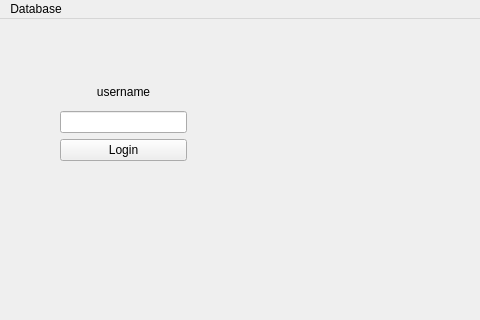
Qt form mainwindow.ui (xBlixon/Bank) before a commit; both pictures show x 0 to 480 and y 0 to 320 of the 800 by 600 pixel window.
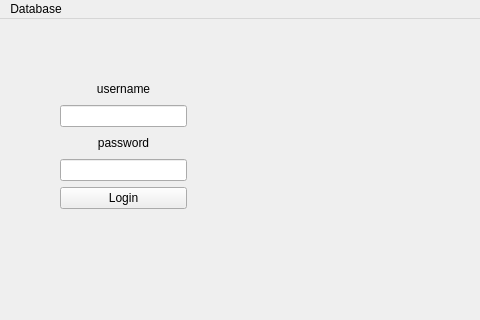
The same form after that commit.

The edit to the form file:
```diff
--- a/mainwindow.ui
+++ b/mainwindow.ui
@@ -14,13 +14,13 @@
    <string>MainWindow</string>
   </property>
   <widget class="QWidget" name="centralwidget">
-   <widget class="QWidget" name="">
+   <widget class="QWidget" name="layoutWidget">
     <property name="geometry">
      <rect>
       <x>60</x>
       <y>60</y>
       <width>127</width>
-      <height>82</height>
+      <height>130</height>
      </rect>
     </property>
     <layout class="QVBoxLayout" name="LoginBox">
@@ -40,6 +40,22 @@
      <item>
       <widget class="QLineEdit" name="username"/>
      </item>
+     <item>
+      <widget class="QLabel" name="label_password">
+       <property name="layoutDirection">
+        <enum>Qt::LayoutDirection::LeftToRight</enum>
+       </property>
+       <property name="text">
+        <string>password</string>
+       </property>
+       <property name="alignment">
+        <set>Qt::AlignmentFlag::AlignCenter</set>
+       </property>
+      </widget>
+     </item>
+     <item>
+      <widget class="QLineEdit" name="password"/>
+     </item>
      <item>
       <widget class="QPushButton" name="loginButton">
        <property name="text">
```
Left out of the diff: 4 changed lines with no effect on the pictures.
